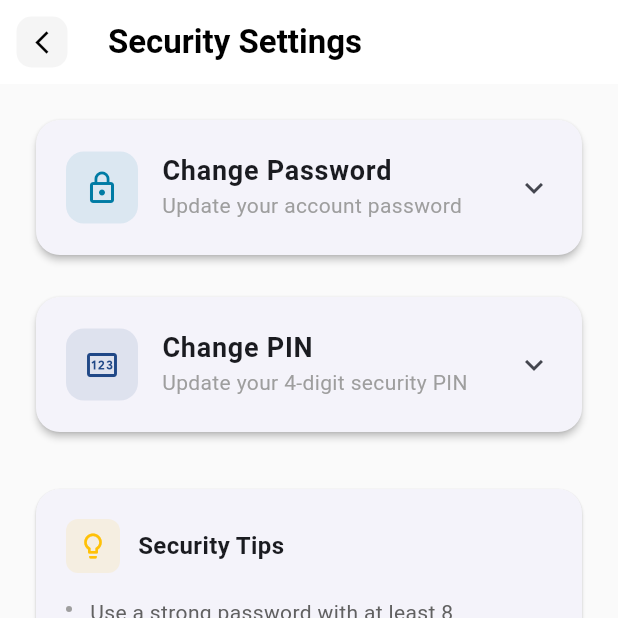
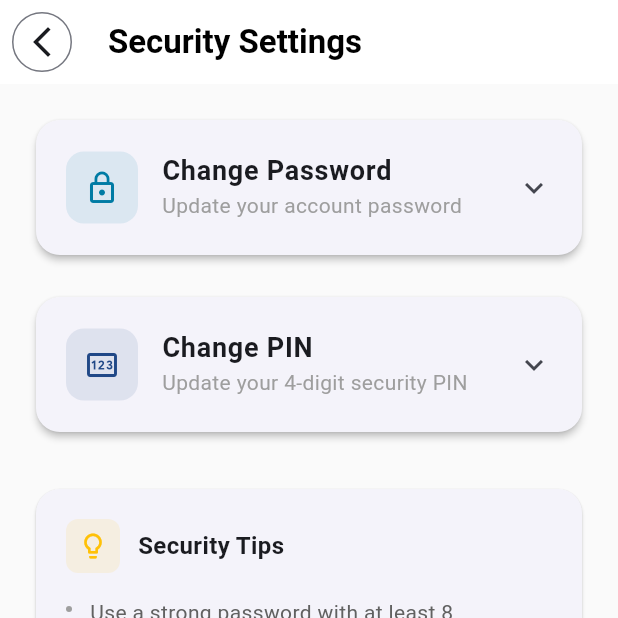
Before and after one commit to Wrylin/FlowRite-Banking, a Flutter app: the SecurityPage screen opened directly, on a phone screen of 412 x 824 dp, the top half of it. Run offline on Flutter 3.47's test engine with Material 3 defaults, Android fonts, the phone set to English and light mode, and no system bars; our stand-ins replace cloud_firestore, firebase_auth, firebase_core, fl_chart, google_sign_in, image_cropper and 2 more; accounts and stored records are empty.

Commit message:
updated security page ui

```diff
--- a/lib/pages/Security.dart
+++ b/lib/pages/Security.dart
@@ -512,20 +512,11 @@ class _SecurityPageState extends State<SecurityPage> {
             fontWeight: FontWeight.w600,
           ),
         ),
-        leading: IconButton(
-          onPressed: () => Navigator.pop(context),
-          icon: Container(
-            padding: const EdgeInsets.all(8),
-            decoration: BoxDecoration(
-              color: Colors.grey.shade100,
-              borderRadius: BorderRadius.circular(10),
-            ),
-            child: const Icon(
-              Icons.arrow_back_ios_new,
-              size: 18,
-              color: Colors.black,
-            ),
-          ),
+        leading: IconButton.outlined(
+          onPressed: () {
+            Navigator.pop(context);
+          },
+          icon: const Icon(Icons.arrow_back_ios_new),
         ),
       ),
       body: SingleChildScrollView(
```
